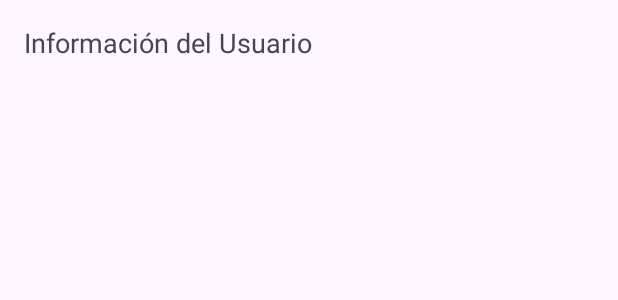
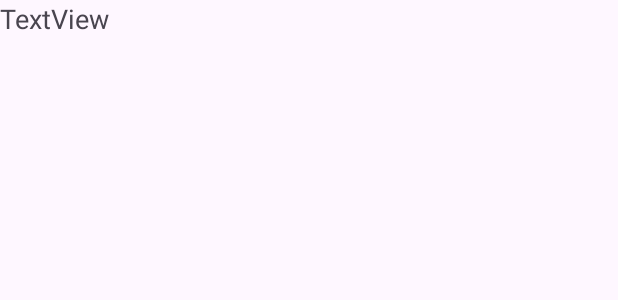
Before and after one commit to Tatianajimenez12/login, an Android app: the layout activity_ventana2.xml on its own in the app's theme, with its tools: preview values and no code run, on a phone screen of 412 x 824 dp. Shown: the top 300 px of the screen. Run offline under Robolectric (Android 15) with nearby library versions, the phone set to English and light mode, and no system bars.

Commit message:
Revert "xml y java de la ventana 2 modificado"

```diff
--- a/app/src/main/res/layout/activity_ventana2.xml
+++ b/app/src/main/res/layout/activity_ventana2.xml
@@ -1,6 +1,5 @@
 <?xml version="1.0" encoding="utf-8"?>
-<androidx.constraintlayout.widget.ConstraintLayout
-    xmlns:android="http://schemas.android.com/apk/res/android"
+<androidx.constraintlayout.widget.ConstraintLayout xmlns:android="http://schemas.android.com/apk/res/android"
     xmlns:app="http://schemas.android.com/apk/res-auto"
     xmlns:tools="http://schemas.android.com/tools"
     android:id="@+id/main"
@@ -26,10 +25,14 @@
                 android:id="@+id/texto"
                 android:layout_width="match_parent"
                 android:layout_height="wrap_content"
-                android:text="Información del Usuario"
-                android:textSize="18sp"
-                android:padding="16dp"/>
+                android:text="TextView"
+                android:textSize="18sp"/>
 
         </LinearLayout>
     </ScrollView>
+
+    <ListView
+        android:layout_width="match_parent"
+        android:layout_height="match_parent" />
+
 </androidx.constraintlayout.widget.ConstraintLayout>
```
Also changed, not shown: app/src/main/java/com/example/login2/Ventana2.java (+7 -17 lines).
